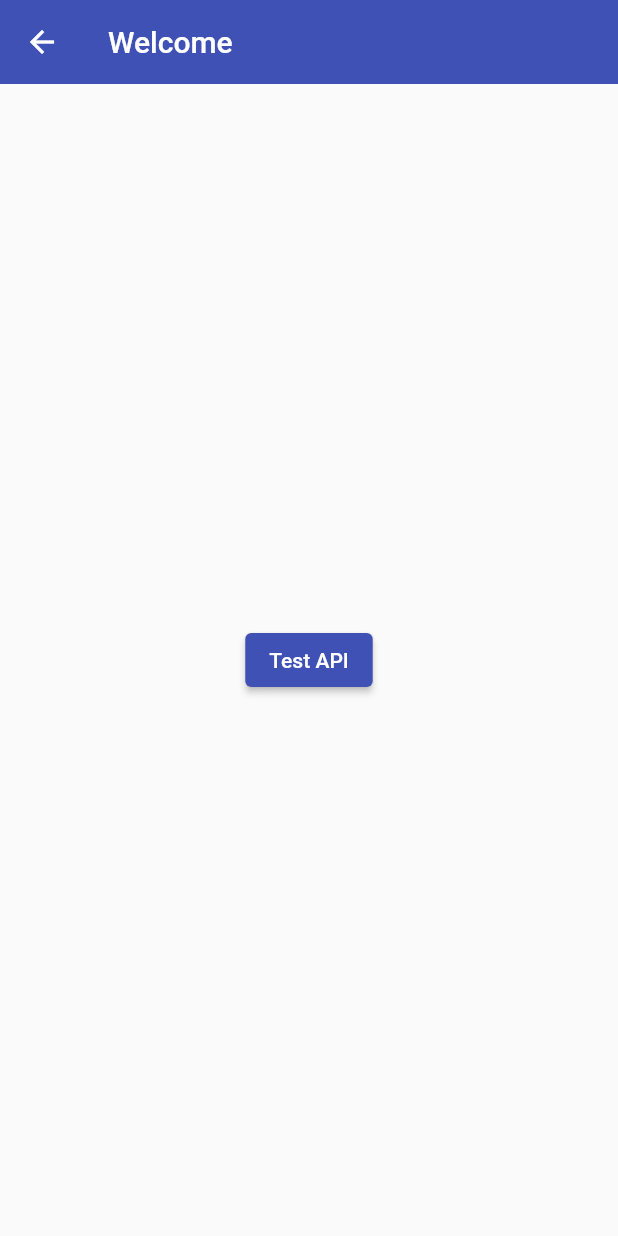
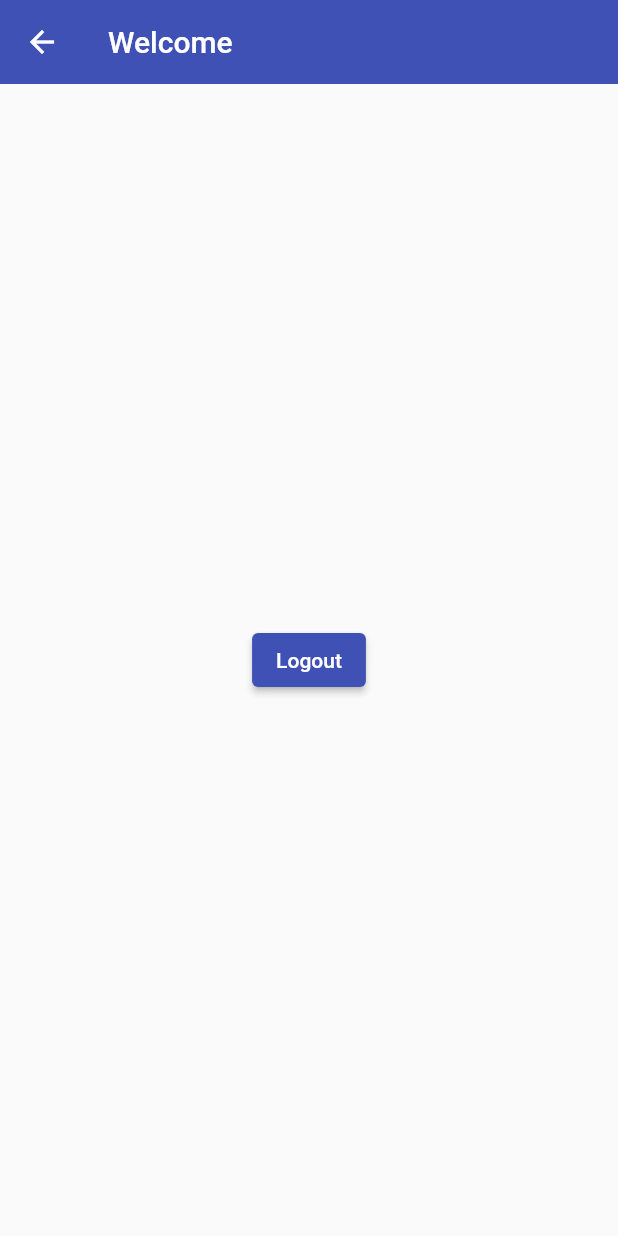
Before and after one commit to BlackIQ/flutter-dio-tutorial, a Flutter app: the HomeScreen screen opened directly, on a phone screen of 412 x 824 dp. Run offline on Flutter 3.47's test engine with Material 2 defaults, Android fonts, the phone set to English and light mode, and no system bars; our stand-ins replace dio.

Commit message:
Add logout

```diff
--- a/lib/app/screens/home/home_screen.dart
+++ b/lib/app/screens/home/home_screen.dart
@@ -1,5 +1,7 @@
 import 'package:flutter/material.dart';
-import 'package:flutter_http_course/app/services/api.dart';
+
+import 'package:flutter_http_course/app/services/state.dart';
+import 'package:provider/provider.dart';
 
 class HomeScreen extends StatefulWidget {
   const HomeScreen({Key? key}) : super(key: key);
@@ -9,7 +11,9 @@ class HomeScreen extends StatefulWidget {
 }
 
 class _HomeScreenState extends State<HomeScreen> {
-  final DioClient _client = DioClient();
+  void _logout(BuildContext context) {
+    Provider.of<AppState>(context, listen: false).logooutAuth();
+  }
 
   @override
   Widget build(BuildContext context) {
@@ -20,13 +24,8 @@ class _HomeScreenState extends State<HomeScreen> {
       ),
       body: Center(
         child: ElevatedButton(
-          onPressed: () => {
-            _client.login({
-              "username": "username",
-              "password": "password",
-            })
-          },
-          child: const Text("Test API")
+          onPressed: () => _logout(context),
+          child: const Text("Logout")
         ),
       ),
     );
```
